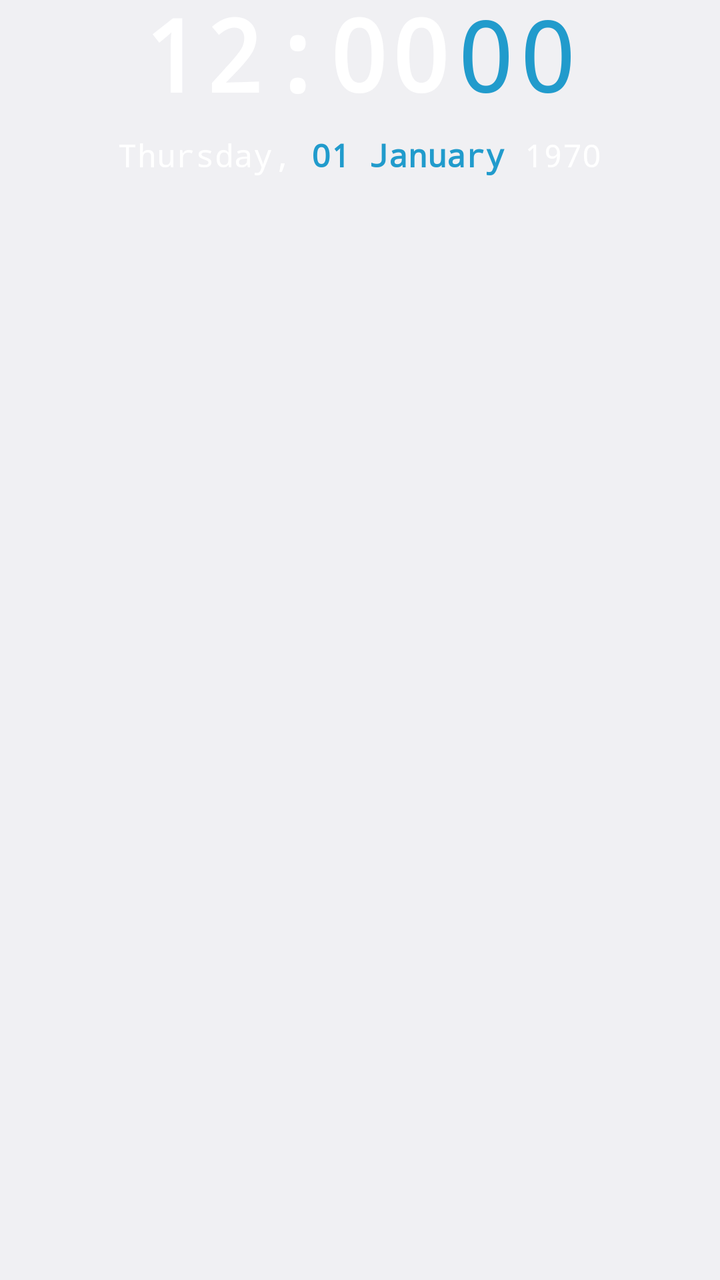
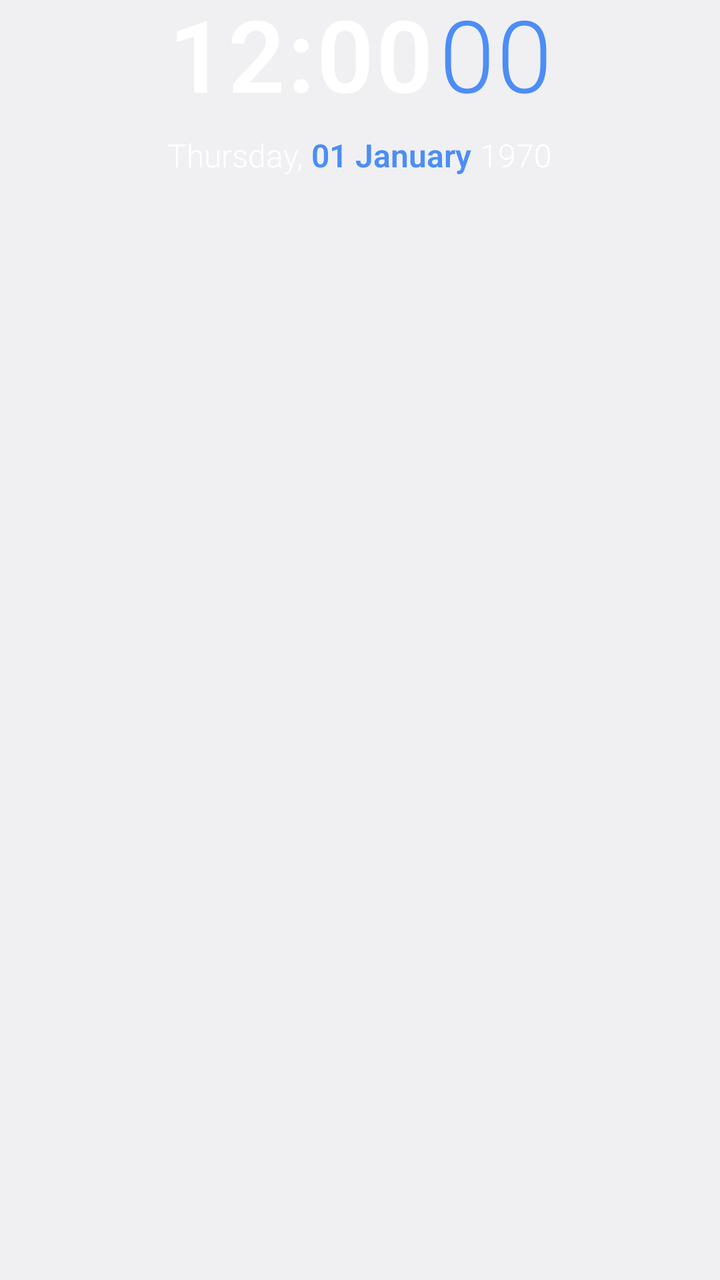

An Android layout rendered at two revisions. The XML below is the earlier revision; the diff shows what the commit changed to produce the second picture.
<!-- AndroidManifest.xml: application theme android:Theme.DeviceDefault.Light.NoActionBar -->
<!-- res/layout/zclock_ls_11.xml -->
<?xml version="1.0" encoding="utf-8"?>
<LinearLayout xmlns:android="http://schemas.android.com/apk/res/android"
    android:layout_width="match_parent"
    android:layout_height="wrap_content"
    android:layout_gravity="center_horizontal|top"
    android:gravity="center_horizontal|top">

    <LinearLayout
        android:layout_width="match_parent"
        android:layout_height="wrap_content"
        android:layout_gravity="center_horizontal"
        android:foregroundGravity="center"
        android:orientation="vertical">

        <LinearLayout
            android:layout_width="wrap_content"
            android:layout_height="wrap_content"
            android:layout_gravity="center_horizontal"
            android:layoutDirection="ltr"
            android:orientation="horizontal">

            <TextClock
                android:layout_width="wrap_content"
                android:layout_height="wrap_content"
                android:layout_gravity="center_horizontal"
                android:fontFamily="@*android:string/config_clockFontFamily"
                android:format12Hour="hh:mm"
                android:format24Hour="HH:mm"
                android:includeFontPadding="false"
                android:layoutDirection="locale"
                android:letterSpacing="0.02"
                android:maxLines="1"
                android:paddingBottom="10dp"
                android:tag="text1|nolineheight"
                android:textColor="@android:color/white"
                android:textSize="50.0dip"
                android:textStyle="bold" />

            <TextClock
                android:layout_width="wrap_content"
                android:layout_height="wrap_content"
                android:layout_gravity="center_horizontal"
                android:fontFamily="@*android:string/config_clockFontFamily"
                android:format12Hour="ss"
                android:format24Hour="ss"
                android:includeFontPadding="false"
                android:layoutDirection="locale"
                android:letterSpacing="0.02"
                android:maxLines="1"
                android:paddingLeft="2dp"
                android:paddingBottom="10dp"
                android:tag="accent1|nolineheight"
                android:textColor="@android:color/system_accent1_400"
                android:textSize="50.0dip" />
        </LinearLayout>

        <LinearLayout
            android:layout_width="wrap_content"
            android:layout_height="wrap_content"
            android:layout_gravity="center"
            android:orientation="horizontal">

            <TextClock
                android:layout_width="match_parent"
                android:layout_height="wrap_content"
                android:layout_gravity="center_horizontal"
                android:fontFamily="@*android:string/config_clockFontFamily"
                android:format12Hour="EEEE, "
                android:format24Hour="EEEE, "
                android:includeFontPadding="false"
                android:tag="text1"
                android:textColor="@android:color/white"
                android:textSize="16dp" />

            <TextClock
                android:layout_width="match_parent"
                android:layout_height="wrap_content"
                android:layout_gravity="center_horizontal"
                android:fontFamily="@*android:string/config_clockFontFamily"
                android:format12Hour="dd MMMM "
                android:format24Hour="dd MMMM "
                android:includeFontPadding="false"
                android:tag="accent1"
                android:textColor="@android:color/system_accent1_400"
                android:textSize="16dp"
                android:textStyle="bold" />

            <TextClock
                android:layout_width="match_parent"
                android:layout_height="wrap_content"
                android:layout_gravity="center_horizontal"
                android:fontFamily="@*android:string/config_clockFontFamily"
                android:format12Hour="yyyy"
                android:format24Hour="yyyy"
                android:includeFontPadding="false"
                android:tag="text1"
                android:textColor="@android:color/white"
                android:textSize="16dp" />
        </LinearLayout>
    </LinearLayout>
</LinearLayout>
<!-- resources referenced by this layout -->
<resources>

</resources>

<!-- the commit's change to res/layout/zclock_ls_11.xml (unified diff, before → after) -->
@@ -23,7 +23,7 @@
                 android:layout_width="wrap_content"
                 android:layout_height="wrap_content"
                 android:layout_gravity="center_horizontal"
-                android:fontFamily="@*android:string/config_clockFontFamily"
+                android:fontFamily="sans-serif-light"
                 android:format12Hour="hh:mm"
                 android:format24Hour="HH:mm"
                 android:includeFontPadding="false"
@@ -40,7 +40,7 @@
                 android:layout_width="wrap_content"
                 android:layout_height="wrap_content"
                 android:layout_gravity="center_horizontal"
-                android:fontFamily="@*android:string/config_clockFontFamily"
+                android:fontFamily="sans-serif-light"
                 android:format12Hour="ss"
                 android:format24Hour="ss"
                 android:includeFontPadding="false"
@@ -50,7 +50,7 @@
                 android:paddingLeft="2dp"
                 android:paddingBottom="10dp"
                 android:tag="accent1|nolineheight"
-                android:textColor="@android:color/system_accent1_400"
+                android:textColor="@color/zc_accent1_400"
                 android:textSize="50.0dip" />
         </LinearLayout>
 
@@ -64,7 +64,7 @@
                 android:layout_width="match_parent"
                 android:layout_height="wrap_content"
                 android:layout_gravity="center_horizontal"
-                android:fontFamily="@*android:string/config_clockFontFamily"
+                android:fontFamily="sans-serif-light"
                 android:format12Hour="EEEE, "
                 android:format24Hour="EEEE, "
                 android:includeFontPadding="false"
@@ -76,12 +76,12 @@
                 android:layout_width="match_parent"
                 android:layout_height="wrap_content"
                 android:layout_gravity="center_horizontal"
-                android:fontFamily="@*android:string/config_clockFontFamily"
+                android:fontFamily="sans-serif-light"
                 android:format12Hour="dd MMMM "
                 android:format24Hour="dd MMMM "
                 android:includeFontPadding="false"
                 android:tag="accent1"
-                android:textColor="@android:color/system_accent1_400"
+                android:textColor="@color/zc_accent1_400"
                 android:textSize="16dp"
                 android:textStyle="bold" />
 
@@ -89,7 +89,7 @@
                 android:layout_width="match_parent"
                 android:layout_height="wrap_content"
                 android:layout_gravity="center_horizontal"
-                android:fontFamily="@*android:string/config_clockFontFamily"
+                android:fontFamily="sans-serif-light"
                 android:format12Hour="yyyy"
                 android:format24Hour="yyyy"
                 android:includeFontPadding="false"
<!-- resource entries referenced after the edit -->
@@ -1,5 +1,5 @@
 <!-- resources referenced by this layout -->
 <resources>
-
+  <color name="zc_accent1_400">#FF4C8DF6</color>
 </resources>
 
